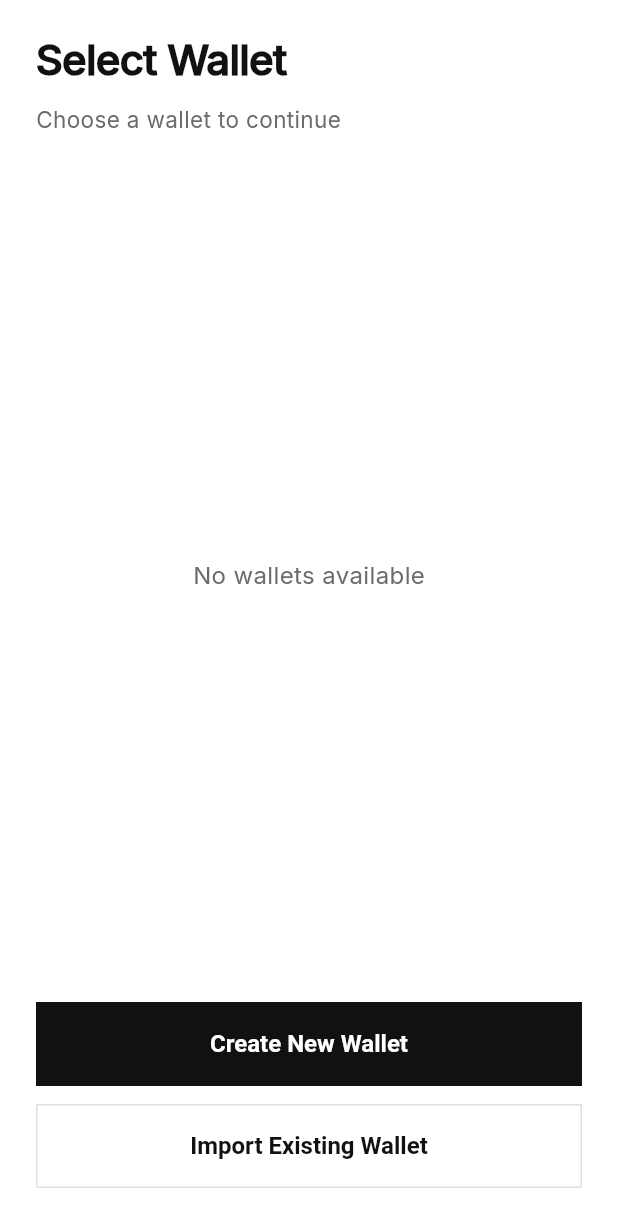
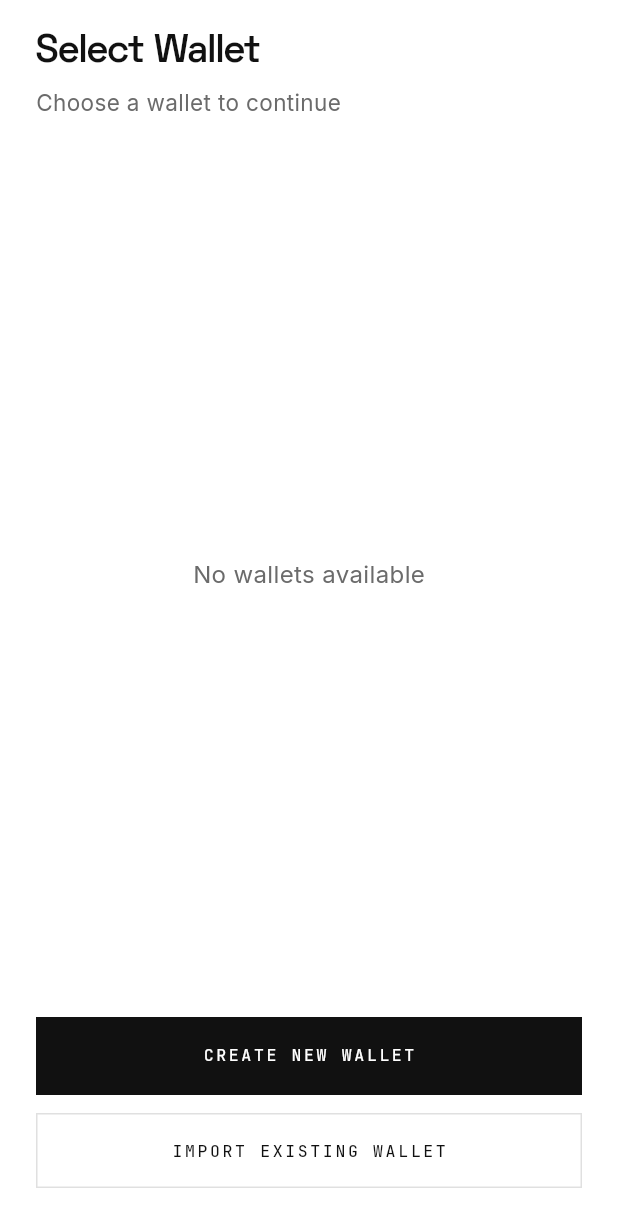
Before and after one commit to uzorgame/CryptoWalletKora, a Flutter app: the WalletSelectionScreen screen opened directly, on a phone screen of 412 x 824 dp. Shown: the top 1227 px of the screen. Run offline on Flutter 3.47's test engine with Material 3 defaults, Android fonts, the phone set to English and light mode, and no system bars; our stand-ins replace cached_network_image, dio, fl_chart, flutter_riverpod, flutter_secure_storage, freezed_annotation and 5 more; missing offline and left inert: bip32, bip39, encrypt, local_auth_android, local_auth_darwin, mobile_scanner and 4 more; accounts and stored records are empty; network calls fail.

Commit message:
The last two Material buttons
Wallet selection joins the rest: its title in the display face, and
Create and Import on the shared KoraCta and KoraGhost. No FilledButton
or OutlinedButton is left in the application.

```diff
--- a/KORA Mobile/lib/features/onboarding/wallet_selection_screen.dart
+++ b/KORA Mobile/lib/features/onboarding/wallet_selection_screen.dart
@@ -2,6 +2,7 @@ import 'package:flutter/material.dart';
 import 'package:kora/core/widgets/input/animated_tap.dart';
 import 'package:flutter_riverpod/flutter_riverpod.dart';
 import 'package:kora/core/theme/app_theme.dart';
+import 'package:kora/core/widgets/kora_button.dart';
 import 'package:kora/core/theme/kora_design.dart';
 import 'package:kora/core/models/wallet.dart';
 import 'package:kora/core/repositories/wallet_repository.dart';
@@ -68,12 +69,8 @@ class _WalletSelectionScreenState extends ConsumerState<WalletSelectionScreen> {
                     // Header
                     Text(
                       'Select Wallet',
-                      style: TextStyle(
-                        color: AppColors.textPrimary,
-                        fontSize: 28,
-                        fontWeight: FontWeight.w700,
-                        letterSpacing: -0.5,
-                      ),
+                      style: kNum(AppColors.textPrimary, size: 26,
+                          weight: FontWeight.w600),
                     ),
                     const SizedBox(height: 8),
                     Text(
@@ -107,49 +104,25 @@ class _WalletSelectionScreenState extends ConsumerState<WalletSelectionScreen> {
                     const SizedBox(height: 16),
 
                     // Create new wallet button
-                    FilledButton(
-                      onPressed: () => Navigator.of(context).push(
+                    KoraCta(
+                      label: 'Create New Wallet',
+                      onTap: () => Navigator.of(context).push(
                         MaterialPageRoute<void>(
                           builder: (_) => const CreateWalletScreen(),
                         ),
                       ),
-                      style: FilledButton.styleFrom(
-                        backgroundColor: AppColors.textPrimary,
-                        foregroundColor: AppColors.background,
-                        minimumSize: const Size(double.infinity, 56),
-                        shape: RoundedRectangleBorder(
-                          borderRadius: BorderRadius.zero,
-                        ),
-                        textStyle: const TextStyle(
-                          fontSize: 16,
-                          fontWeight: FontWeight.w600,
-                        ),
-                      ),
-                      child: const Text('Create New Wallet'),
                     ),
 
                     const SizedBox(height: 12),
 
                     // Import wallet button
-                    OutlinedButton(
-                      onPressed: () => Navigator.of(context).push(
+                    KoraGhost(
+                      label: 'Import Existing Wallet',
+                      onTap: () => Navigator.of(context).push(
                         MaterialPageRoute<void>(
                           builder: (_) => const ImportWalletScreen(),
                         ),
                       ),
-                      style: OutlinedButton.styleFrom(
-                        foregroundColor: AppColors.textPrimary,
-                        minimumSize: const Size(double.infinity, 56),
-                        side: BorderSide(color: AppColors.border),
-                        shape: RoundedRectangleBorder(
-                          borderRadius: BorderRadius.zero,
-                        ),
-                        textStyle: const TextStyle(
-                          fontSize: 16,
-                          fontWeight: FontWeight.w600,
-                        ),
-                      ),
-                      child: const Text('Import Existing Wallet'),
                     ),
 
                     const SizedBox(height: 32),
```
